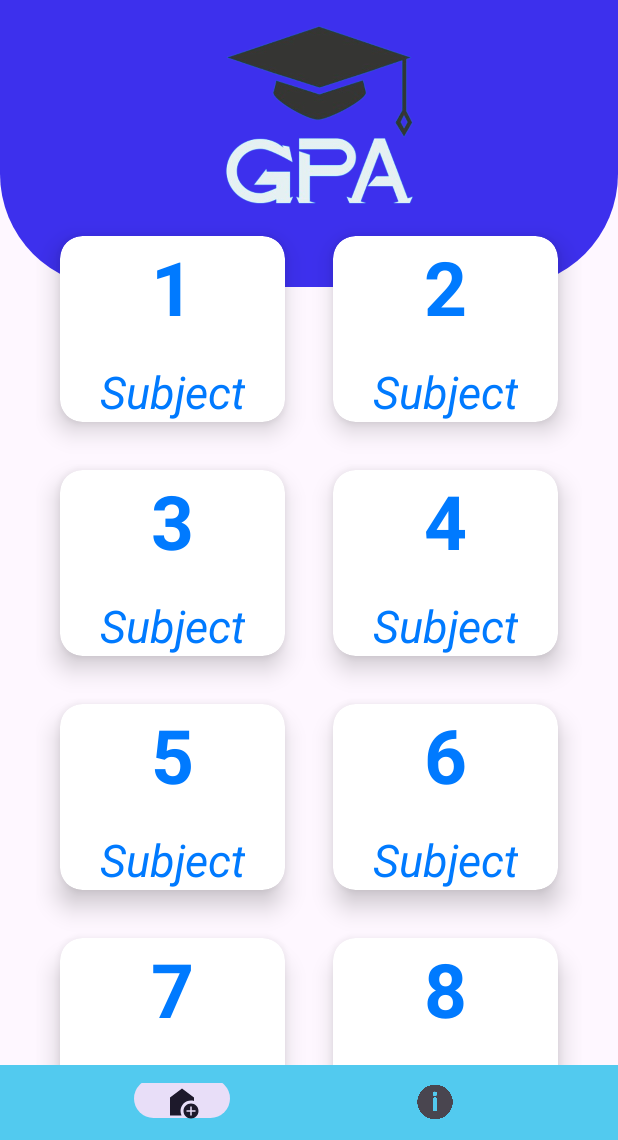
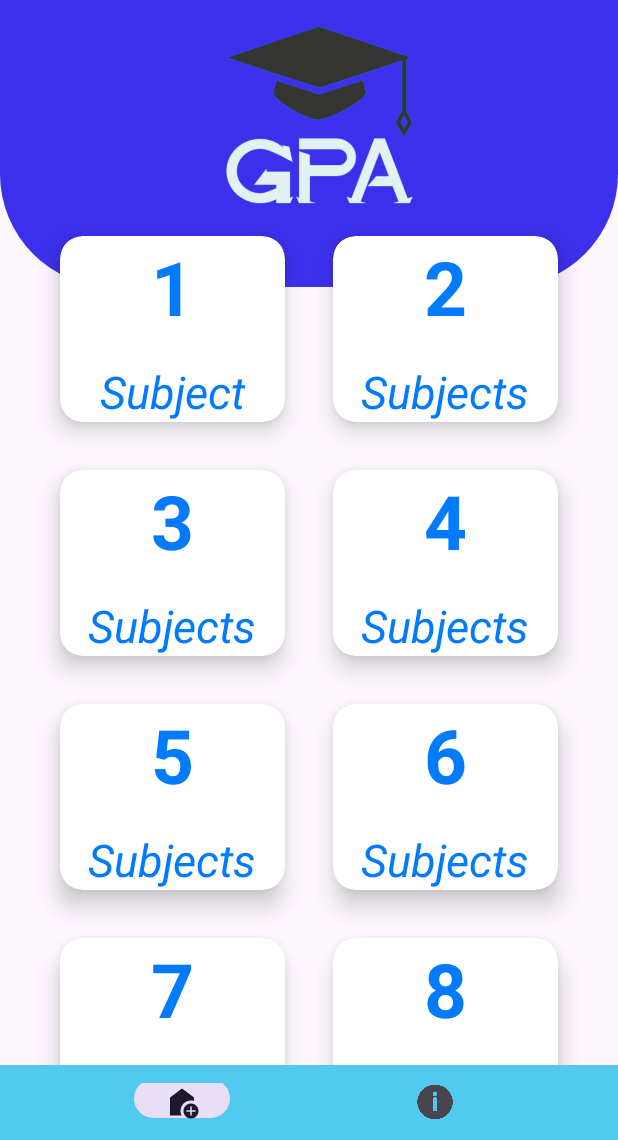
Before and after one commit to wahaj35/GPA-Finder, an Android app: the screen it shows after launch (MainActivity), on a phone screen of 412 x 824 dp, the part 96-1236 px from its top. Run offline under Robolectric (Android 15) with nearby library versions, the phone set to English and light mode, and no system bars; our stand-ins replace data binding, navigation-ui; 1 statement that could not run was skipped.

Commit message:
Solved Home Screen UI

```diff
--- a/app/src/main/java/com/example/about/HomeFragment.kt
+++ b/app/src/main/java/com/example/about/HomeFragment.kt
@@ -33,7 +33,7 @@ class HomeFragment : Fragment() {
         binding.apply {
 
              lateinit var count: String
-            val subjects = listOf(
+            val subjectsNo = listOf(
                 getString(R.string.oneSubject),
                 getString(R.string.twoSubjects),
                 getString(R.string.threeSubjects),
@@ -43,22 +43,17 @@ class HomeFragment : Fragment() {
                 getString(R.string.sevenSubjects),
                 getString(R.string.eightSubjects),
             )
+            val subjects  = listOf("Subject","Subjects")
             val num = arrayOf("1","2","3","4","5","6","7","8")
              recyclerView = cardRecyclerView
-            val adapter = HomeItemsAdapter(subjects)
+            val adapter = HomeItemsAdapter(subjectsNo, subjects)
             recyclerView.adapter = adapter
             (recyclerView.layoutManager  as GridLayoutManager).spanCount = 2
             adapter.setItemClickListener(object:HomeItemsAdapter.SetOnItemClickListener{
                 override fun itemClickListener(position: Int, view: View) {
-//                   if(position == 0) count = "1"
-//                   else if(position == 1) count = "2"
-//                   else if(position == 2) count = "3"
-//                   else if(position == 3) count = "4"
-//                   else if(position == 4) count = "5"
-//                   else if(position == 5) count = "6"
-//                   else if(position == 6) count = "7"
-//                   else if(position == 7) count = "8"
                     sharedViewModel.noOf_subjects.value = num[position]
+                  val cardView =   view.findViewById<CardView>(R.id.cardView)
+                    cardView.setCardBackgroundColor(resources.getColor(R.color.hoverColor))
                     view?.findNavController()?.navigate(R.id.action_homeFragment_to_dataInput)
                 }
             })
--- a/app/src/main/java/com/example/about/HomeItemsAdapter.kt
+++ b/app/src/main/java/com/example/about/HomeItemsAdapter.kt
@@ -6,7 +6,7 @@ import android.view.ViewGroup
 import android.widget.TextView
 import androidx.recyclerview.widget.RecyclerView
 
-class HomeItemsAdapter(private val subjects:List<String>):RecyclerView.Adapter<HomeItemsAdapter.ViewHolder>() {
+class HomeItemsAdapter(private val subjectsNo:List<String>,private val subjects:List<String>):RecyclerView.Adapter<HomeItemsAdapter.ViewHolder>() {
     lateinit var clickListener: SetOnItemClickListener
     interface SetOnItemClickListener{
         fun itemClickListener(position: Int, view: View)
@@ -16,6 +16,7 @@ class HomeItemsAdapter(private val subjects:List<String>):RecyclerView.Adapter<H
     }
     class ViewHolder(itemView:View,clickListener: SetOnItemClickListener):RecyclerView.ViewHolder(itemView) {
                val noOfSubjects  = itemView.findViewById<TextView>(R.id.noOfSubjectsText)
+               val subjects = itemView.findViewById<TextView>(R.id.subjectsText)
         init {
             itemView.setOnClickListener{
                 clickListener.itemClickListener(adapterPosition,itemView)
@@ -27,10 +28,14 @@ class HomeItemsAdapter(private val subjects:List<String>):RecyclerView.Adapter<H
         return ViewHolder(view,clickListener)
     }
 
-    override fun getItemCount(): Int = subjects.size
+    override fun getItemCount(): Int = subjectsNo.size
 
     override fun onBindViewHolder(holder: ViewHolder, position: Int) {
-        holder.noOfSubjects.text = subjects[position]
+        holder.noOfSubjects.text = subjectsNo[position]
+        when(position){
+            0 -> holder.subjects.text = subjects[0]
+            else -> holder.subjects.text = subjects[1]
+        }
     }
 
 }
--- a/app/src/main/java/com/example/about/MainActivity.kt
+++ b/app/src/main/java/com/example/about/MainActivity.kt
@@ -6,6 +6,7 @@ import android.view.Menu
 import android.view.MenuInflater
 import android.view.MenuItem
 import android.widget.Toast
+import androidx.appcompat.app.AppCompatDelegate
 import androidx.databinding.DataBindingUtil.setContentView
 import androidx.navigation.findNavController
 import androidx.navigation.fragment.NavHostFragment
@@ -19,6 +20,7 @@ open class MainActivity : AppCompatActivity() {
     private lateinit var binding: ActivityMainBinding
     override fun onCreate(savedInstanceState: Bundle?) {
         super.onCreate(savedInstanceState)
+        AppCompatDelegate.setDefaultNightMode(AppCompatDelegate.MODE_NIGHT_NO)
         binding = setContentView(this, R.layout.activity_main)
         val bottomBar :BottomNavigationView = binding.bottomNavigationView
         Toast.makeText(this, "Choose no.Of Subjects", Toast.LENGTH_SHORT).show()
--- a/app/src/main/res/layout/items.xml
+++ b/app/src/main/res/layout/items.xml
@@ -26,6 +26,7 @@
             android:paddingBottom="8dp"/>
 
         <TextView
+            android:id="@+id/subjectsText"
             android:layout_width="wrap_content"
             android:layout_height="wrap_content"
             android:textSize="30dp"
```
